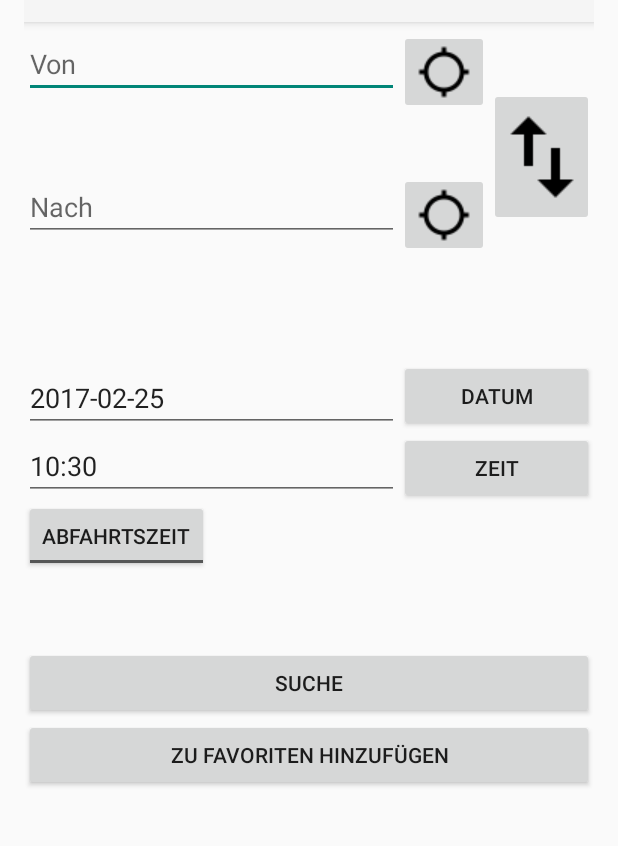
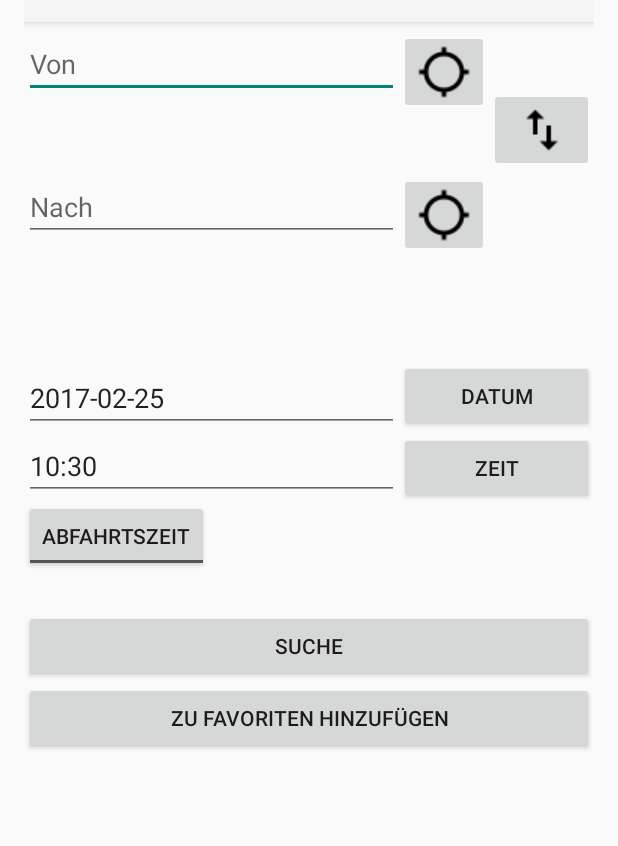
Before and after one commit to marionschleifer/fahrplan-app, an Android app: the screen it shows after launch (MainActivity), on a phone screen of 412 x 824 dp, the part 86-932 px from its top. Run offline under Robolectric (Android 15) with nearby library versions, the phone set to English and light mode, and no system bars.

```diff
--- a/app/build.gradle
+++ b/app/build.gradle
@@ -23,5 +23,5 @@ dependencies {
     compile fileTree(include: ['*.jar'], dir: 'libs')
     compile 'com.android.support:appcompat-v7:25.1.0'
     compile project(':opendatatransport')
-    compile 'com.google.android.gms:play-services:9.6.0'
+    compile 'com.google.android.gms:play-services-location:9.6.0'
 }
--- a/app/src/main/java/ch/schoeb/opentransportlibrary/ConnectionListActivity.java
+++ b/app/src/main/java/ch/schoeb/opentransportlibrary/ConnectionListActivity.java
@@ -12,6 +12,7 @@ import android.view.MenuItem;
 import android.view.View;
 import android.widget.ArrayAdapter;
 import android.widget.ListView;
+import android.widget.Toast;
 
 import java.text.DateFormat;
 import java.text.Format;
@@ -159,9 +160,12 @@ public class ConnectionListActivity extends AppCompatActivity {
 
     public void later(View view) {
         final long ONE_MINUTE_IN_MILLIS = 60000;
+        if(connectionList.size()<1){
+            Toast.makeText(ConnectionListActivity.this, "Keine Verbindung vorhanden", Toast.LENGTH_LONG).show();
+            return;
+        }
         Connection lastConnection = connectionList.get(connectionList.size() - 1);
         DateFormat format = new SimpleDateFormat("yyyy-MM-dd'T'HH:mm:ss+SSSS");
-        //2017-02-19T21:00:00+0100
         String arrivalTimeString = lastConnection.getFrom().getDeparture();
         Date oldDate = null;
         try {
--- a/app/src/main/java/ch/schoeb/opentransportlibrary/FavoritesActivity.java
+++ b/app/src/main/java/ch/schoeb/opentransportlibrary/FavoritesActivity.java
@@ -110,7 +110,7 @@ public class FavoritesActivity extends AppCompatActivity {
 
     @Override
     public boolean onCreateOptionsMenu(Menu menu) {
-        getMenuInflater().inflate(R.menu.toolbar_connections, menu);
+        getMenuInflater().inflate(R.menu.toolbar_favorites, menu);
         return true;
     }
 
--- a/app/src/main/java/ch/schoeb/opentransportlibrary/MainActivity.java
+++ b/app/src/main/java/ch/schoeb/opentransportlibrary/MainActivity.java
@@ -61,7 +61,7 @@ public class MainActivity extends AppCompatActivity implements GoogleApiClient.C
     AutoCompleteTextView etFrom, etTo;
     EditText etDate, etTime;
     private int mYear, mMonth, mDay, mHour, mMinute;
-    private boolean isArrivalTime;
+    private boolean isArrivalTime=false;
     private GoogleApiClient mGoogleApiClient;
 
     @Override
@@ -164,7 +164,7 @@ public class MainActivity extends AppCompatActivity implements GoogleApiClient.C
 
         Intent intent = getIntent();
         String[] stations = intent.getStringArrayExtra("stationKey");
-        isArrivalTime = intent.getBooleanExtra("isArrivalTime", true);
+        isArrivalTime = intent.getBooleanExtra("isArrivalTime", false);
         if (stations != null) {
             etFrom.setText(stations[0]);
             etTo.setText(stations[1]);
@@ -410,6 +410,10 @@ public class MainActivity extends AppCompatActivity implements GoogleApiClient.C
     }
 
     public void connectionList(View view) {
+        if(etFrom.getText().toString().equals(etTo.getText().toString())){
+            Toast.makeText(MainActivity.this, "Bitte unterschiedliche Start- und Zielorte wählen", Toast.LENGTH_LONG).show();
+            return;
+        }
         Intent intent = new Intent(MainActivity.this, ConnectionListActivity.class);
         intent.putExtra("stationKey", new String[]{etFrom.getText().toString(), etTo.getText().toString(), etDate.getText().toString(), etTime.getText().toString()});
         intent.putExtra("isArrivalTime", isArrivalTime);
--- a/app/src/main/res/layout/activity_main.xml
+++ b/app/src/main/res/layout/activity_main.xml
@@ -35,7 +35,7 @@
         android:layout_width="wrap_content"
         android:layout_height="wrap_content"
         android:text="Switch"
-        android:src="@drawable/ic_swap_vert_black_48dp"
+        android:src="@drawable/ic_swap_vert_black_24dp"
         android:id="@+id/buttonSwitch"
         android:layout_marginTop="100dp"
         android:layout_toRightOf="@+id/buttonLocationFrom"
@@ -104,7 +104,7 @@
         android:textOff="Abfahrtszeit"
         android:textOn="Ankunftszeit"
         android:layout_below="@+id/time"
-        android:layout_marginBottom="50dp"
+        android:layout_marginBottom="25dp"
         android:id="@+id/toggle" />
 
     <Button
--- a/app/src/main/res/menu/toolbar_favorites.xml
+++ b/app/src/main/res/menu/toolbar_favorites.xml
@@ -5,5 +5,4 @@
     <item android:id="@+id/action_about_favorites"
         android:title="@string/action_about"
         app:showAsAction="never"/>
-
 </menu>
```
Also changed, not shown: app/src/main/res/drawable/ic_swap_vert_black_24dp.png (added).
